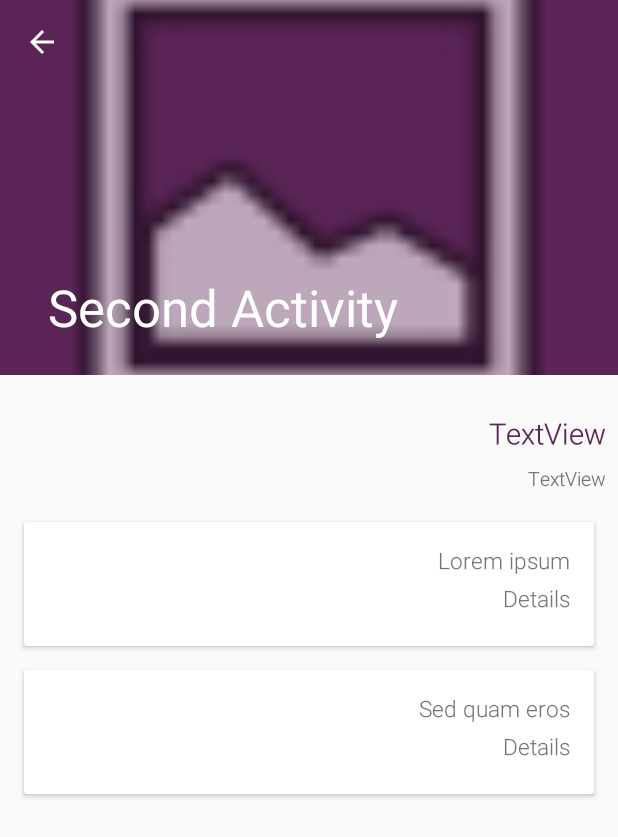
After one commit to Saha-S/Nardoun, an Android app: the Details screen opened directly, with no data from a screen before it, on a phone screen of 412 x 824 dp. The commit adds this screen. Shown: the top 837 px of the screen. Run offline under Robolectric (Android 15) with nearby library versions, the phone set to English and light mode, and no system bars.

Commit message:
add detail activity

```diff
--- a/app/build.gradle
+++ b/app/build.gradle
@@ -32,7 +32,9 @@ dependencies {
     compile 'com.github.bumptech.glide:glide:3.7.0'
     compile 'com.android.support:recyclerview-v7:25.1.1'
     compile 'com.android.support:cardview-v7:25.1.1'
-    compile 'com.squareup.picasso:picasso:2.5.2'
+    compile 'com.android.volley:volley:1.0.0'
+
+
 
 
 }
--- a/app/src/main/AndroidManifest.xml
+++ b/app/src/main/AndroidManifest.xml
@@ -1,7 +1,9 @@
 <?xml version="1.0" encoding="utf-8"?>
 <manifest xmlns:android="http://schemas.android.com/apk/res/android"
     package="com.appmagazine.nardoon">
+
     <uses-permission android:name="android.permission.INTERNET" />
+
     <application
         android:name=".App"
         android:allowBackup="true"
@@ -19,7 +21,16 @@
                 <category android:name="android.intent.category.LAUNCHER" />
             </intent-filter>
         </activity>
-        <activity android:name=".activities.Filter" android:theme="@android:style/Theme.Holo.Dialog.NoActionBar"></activity>
+        <activity
+            android:name=".activities.Filter"
+            android:theme="@android:style/Theme.Holo.Dialog.NoActionBar" />
+        <activity android:name=".activities.Details"
+            android:theme="@style/AppTheme.NoActionBar">
+            <meta-data
+                android:name="android.support.PARENT_ACTIVITY"
+                android:value="com.appmagazine.nardoon.activities.Main" />
+
+        </activity>
     </application>
 
 </manifest>
--- /dev/null
+++ b/app/src/main/java/com/appmagazine/nardoon/activities/Details.java
@@ -0,0 +1,43 @@
+package com.appmagazine.nardoon.activities;
+
+import android.support.design.widget.CollapsingToolbarLayout;
+import android.support.v7.app.AppCompatActivity;
+import android.os.Bundle;
+import android.support.v7.widget.Toolbar;
+import android.widget.TextView;
+
+import com.appmagazine.nardoon.R;
+
+public class Details extends AppCompatActivity {
+    int positionID;
+    TextView title;
+    String url ;
+
+    @Override
+    protected void onCreate(Bundle savedInstanceState) {
+        super.onCreate(savedInstanceState);
+        setContentView(R.layout.activity_details);
+
+        Toolbar toolbar = (Toolbar) findViewById(R.id.toolbar);
+        title = (TextView) findViewById(R.id.txtTitle);
+
+        setSupportActionBar(toolbar);
+        getSupportActionBar().setDisplayHomeAsUpEnabled(true);
+
+        CollapsingToolbarLayout collapsingToolbar = (CollapsingToolbarLayout) findViewById(R.id.collapsing_toolbar);
+        collapsingToolbar.setTitle("Second Activity");
+
+        if (savedInstanceState == null) {
+            Bundle extras = getIntent().getExtras();
+            if(extras == null) {
+                positionID = 0;
+            } else {
+                positionID= extras.getInt("ID");
+            }
+        } else {
+            positionID= (int) savedInstanceState.getSerializable("ID");
+        }
+        url ="http://nardoun.ir/api/agahis/"+positionID;
+    }
+
+}
--- a/app/src/main/java/com/appmagazine/nardoon/fragments/Main.java
+++ b/app/src/main/java/com/appmagazine/nardoon/fragments/Main.java
@@ -1,7 +1,6 @@
 package com.appmagazine.nardoon.fragments;
 
-import android.content.Context;
-import android.net.Uri;
+import android.content.Intent;
 import android.os.Bundle;
 import android.support.v4.app.Fragment;
 import android.support.v4.widget.SwipeRefreshLayout;
@@ -18,6 +17,7 @@ import com.appmagazine.nardoon.NetUtils;
 import com.appmagazine.nardoon.Poster;
 import com.appmagazine.nardoon.R;
 import com.appmagazine.nardoon.RecyclerItemClickListener;
+import com.appmagazine.nardoon.activities.Details;
 import com.loopj.android.http.JsonHttpResponseHandler;
 
 import org.json.JSONArray;
@@ -75,7 +75,11 @@ public class Main extends Fragment {
             @Override
             public void onItemClick(View view, int position) {
 // در این قسمت کارهایی که وقتی کلیک می شود را تعریف می کنیم
-                Toast.makeText(getContext(), "آیتم شماره " + array.get(position).id + " را کلیک کردید!", Toast.LENGTH_LONG).show();
+                //Toast.makeText(getContext(), "آیتم شماره " + array.get(position).id + " را کلیک کردید!", Toast.LENGTH_LONG).show();
+                Intent intent = new Intent(getContext() , Details.class);
+                int positionID = array.get(position).id;
+                intent.putExtra("ID", positionID);
+                startActivity(intent);
             }
         }));
 
--- /dev/null
+++ b/app/src/main/res/layout/activity_details.xml
@@ -0,0 +1,129 @@
+<android.support.design.widget.CoordinatorLayout
+    xmlns:android="http://schemas.android.com/apk/res/android"
+    xmlns:app="http://schemas.android.com/apk/res-auto"
+    android:layout_width="match_parent"
+    android:layout_height="match_parent">
+
+    <android.support.design.widget.AppBarLayout
+        android:layout_width="match_parent"
+        android:layout_height="250dp"
+        android:theme="@style/ThemeOverlay.AppCompat.Dark.ActionBar">
+
+        <android.support.design.widget.CollapsingToolbarLayout
+            android:id="@+id/collapsing_toolbar"
+            android:layout_width="match_parent"
+            android:layout_height="match_parent"
+            app:contentScrim="?attr/colorPrimary"
+            app:layout_scrollFlags="scroll|exitUntilCollapsed">
+
+            <ImageView
+                android:layout_width="match_parent"
+                android:layout_height="match_parent"
+                android:scaleType="centerCrop"
+                android:src="@drawable/ic_menu_gallery"
+                app:layout_collapseMode="parallax"/>
+
+            <android.support.v7.widget.Toolbar
+                android:id="@+id/toolbar"
+                android:layout_width="match_parent"
+                android:layout_height="?attr/actionBarSize"
+                app:layout_collapseMode="pin"/>
+
+        </android.support.design.widget.CollapsingToolbarLayout>
+
+    </android.support.design.widget.AppBarLayout>
+
+    <android.support.v4.widget.NestedScrollView
+        android:layout_width="match_parent"
+        android:layout_height="match_parent"
+        app:layout_behavior="@string/appbar_scrolling_view_behavior">
+
+        <LinearLayout
+            android:layout_width="match_parent"
+            android:layout_height="match_parent"
+            android:orientation="vertical"
+            android:paddingTop="24dp">
+
+            <TextView
+                android:text="TextView"
+                android:layout_width="match_parent"
+                android:layout_height="wrap_content"
+                android:id="@+id/txtTitle"
+                android:gravity="right"
+                android:layout_marginRight="8dp"
+                android:layout_marginTop="2dp"
+                android:textColor="?attr/colorPrimary"
+                android:textSize="18sp" />
+
+            <TextView
+                android:text="TextView"
+                android:layout_width="match_parent"
+                android:layout_height="wrap_content"
+                android:id="@+id/txtTime"
+                android:gravity="right"
+                android:layout_marginRight="8dp"
+                android:layout_marginTop="2dp"
+                android:textColor="#737373"
+                android:textSize="12sp" />
+
+            <android.support.v7.widget.CardView
+                android:layout_width="match_parent"
+                android:layout_height="wrap_content"
+                android:layout_margin="16dp">
+
+                <LinearLayout
+                    android:layout_width="match_parent"
+                    android:layout_height="wrap_content"
+                    android:orientation="vertical"
+                    android:padding="16dp">
+
+                    <TextView
+                        android:layout_width="match_parent"
+                        android:layout_height="wrap_content"
+                        android:text="Lorem ipsum"
+                        android:gravity="right" />
+
+                    <TextView
+                        android:layout_width="match_parent"
+                        android:layout_height="wrap_content"
+                        android:text="@string/title_activity_details"
+                        android:gravity="right" />
+
+                </LinearLayout>
+
+            </android.support.v7.widget.CardView>
+
+            <android.support.v7.widget.CardView
+                android:layout_width="match_parent"
+                android:layout_height="wrap_content"
+                android:layout_marginBottom="16dp"
+                android:layout_marginLeft="16dp"
+                android:layout_marginRight="16dp">
+
+                <LinearLayout
+                    android:layout_width="match_parent"
+                    android:layout_height="wrap_content"
+                    android:orientation="vertical"
+                    android:padding="16dp">
+
+                    <TextView
+                        android:layout_width="match_parent"
+                        android:layout_height="wrap_content"
+                        android:text="Sed quam eros"
+                        android:gravity="right" />
+
+                    <TextView
+                        android:layout_width="match_parent"
+                        android:layout_height="wrap_content"
+                        android:text="@string/title_activity_details"
+                        android:gravity="right" />
+
+                </LinearLayout>
+
+            </android.support.v7.widget.CardView>
+
+        </LinearLayout>
+
+    </android.support.v4.widget.NestedScrollView>
+
+</android.support.design.widget.CoordinatorLayout>
--- a/app/src/main/res/values-v21/styles.xml
+++ b/app/src/main/res/values-v21/styles.xml
@@ -6,6 +6,7 @@
         <item name="android:windowDrawsSystemBarBackgrounds">true</item>
         <item name="android:statusBarColor">@android:color/transparent</item>
     </style>
+
     <style name="AppTabLayout" parent="Widget.Design.TabLayout">
         <item name="tabIndicatorColor">?attr/colorAccent</item>
         <item name="tabIndicatorHeight">3dp</item>
--- a/app/src/main/res/values/strings.xml
+++ b/app/src/main/res/values/strings.xml
@@ -11,4 +11,5 @@
 
     <!-- TODO: Remove or change this placeholder text -->
     <string name="hello_blank_fragment">Hello blank fragment</string>
+    <string name="title_activity_details">Details</string>
 </resources>
--- a/app/src/main/res/values/styles.xml
+++ b/app/src/main/res/values/styles.xml
@@ -15,15 +15,15 @@
         <item name="android:typeface">serif</item>
     </style>
 
-    <style name="AppTheme.AppBarOverlay" parent="ThemeOverlay.AppCompat.Dark.ActionBar" >
+    <style name="AppTheme.AppBarOverlay" parent="ThemeOverlay.AppCompat.Dark.ActionBar">
         <item name="android:typeface">serif</item>
     </style>
 
-    <style name="AppTheme.PopupOverlay" parent="ThemeOverlay.AppCompat.Light" >
+    <style name="AppTheme.PopupOverlay" parent="ThemeOverlay.AppCompat.Light">
         <item name="android:typeface">serif</item>
     </style>
 
-    <style name="TextAppearance.DeviceDefault.Widget.TabWidget" parent="TextAppearance.DeviceDefault.Widget.TabWidget" >
+    <style name="TextAppearance.DeviceDefault.Widget.TabWidget" parent="TextAppearance.DeviceDefault.Widget.TabWidget">
         <item name="android:typeface">serif</item>
     </style>
 
```
Also changed, not shown: app/src/main/java/com/appmagazine/nardoon/Adapter/PosterAdapter.java (line endings or trailing spaces).
